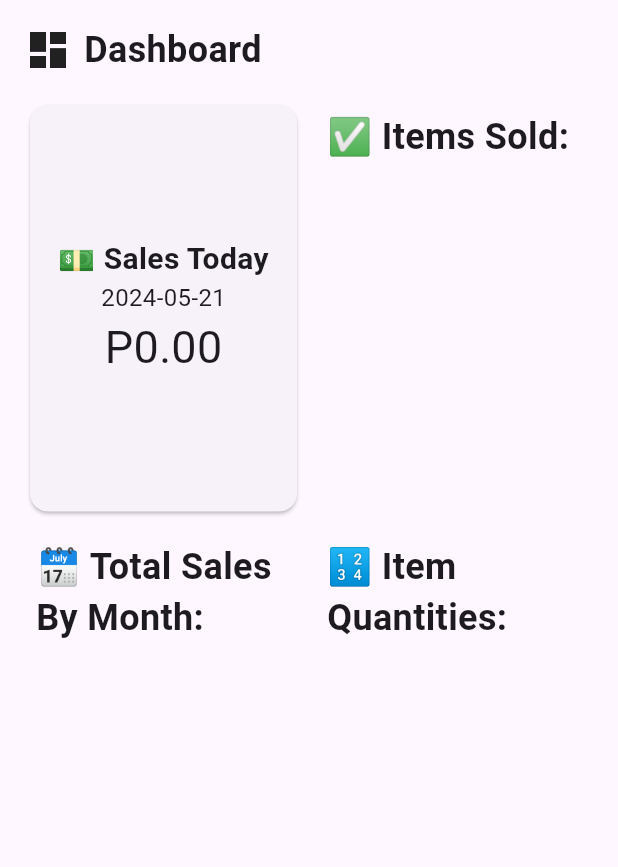
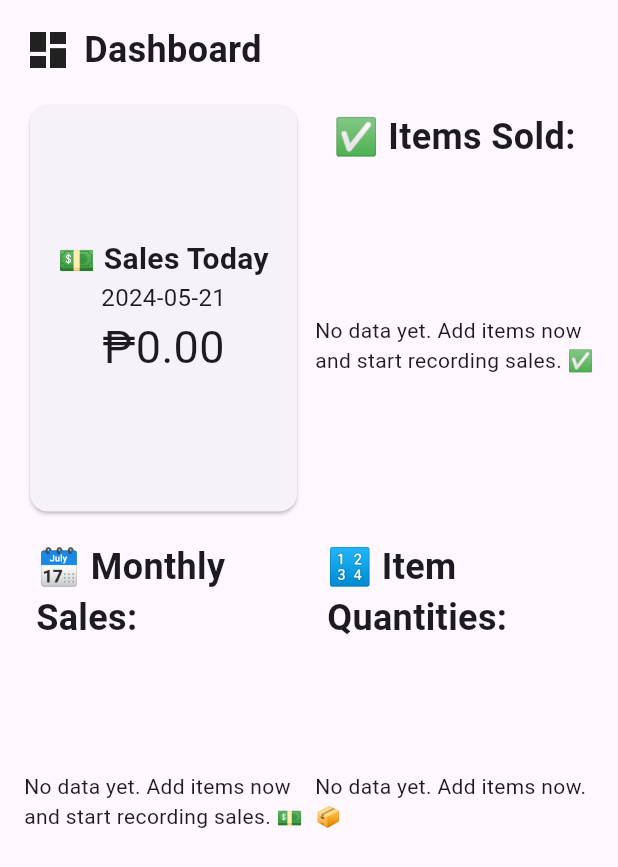
Before and after one commit to HarleyGotardo/SquareMind, a Flutter app: the DashboardPage screen opened directly with empty values, on a phone screen of 412 x 824 dp. Shown: the top 867 px of the screen. Run offline on Flutter 3.47's test engine with Material 3 defaults, Android fonts, the light colour scheme and no system bars; our stand-ins replace firebase_core, shared_preferences, sqflite; accounts and stored records are empty.

Commit message:
Finalizations.
-Dashboard: Fixed some unscrollable sections.
-Improved Greetings.
-New release.
-Inventory management: if an item is successfully added, it will automatically refresh the page.

```diff
--- a/lib/screens/dashboard.dart
+++ b/lib/screens/dashboard.dart
@@ -66,7 +66,7 @@ class _DashboardPageState extends State<DashboardPage> {
                               children: [
                                 Text('💵 Sales Today', textAlign: TextAlign.center,style: TextStyle(fontSize: 20, fontWeight: FontWeight.bold)),
                                 Text(DateFormat('yyyy-MM-dd').format(DateTime.now()), style: TextStyle(fontSize: 16)),
-                                Text('P${snapshot.data}0', style: TextStyle(fontSize: 30)),
+                                Text('₱${snapshot.data}0', style: TextStyle(fontSize: 30)),
                               ],
                             ),
                           ),
@@ -76,6 +76,16 @@ class _DashboardPageState extends State<DashboardPage> {
                   ),
                   Container(
                     height: 200,
+                    child: Column(
+                      children: [
+                        Padding(
+                          padding: const EdgeInsets.all(8.0),
+                          child: Text(
+                            '✅ Items Sold:',
+                            style: TextStyle(fontSize: 24, fontWeight: FontWeight.bold),
+                          ),
+                        ),
+                        Expanded(
                           child: FutureBuilder<List<Map<String, dynamic>>>(
                             future: saleDb.getTotalSoldItems(),
                             builder: (context, snapshot) {
@@ -85,16 +95,10 @@ class _DashboardPageState extends State<DashboardPage> {
                                 print(snapshot.error);
                                 return const Center(child: Text('Error'));
                               } else if (snapshot.hasData) {
-                          return ListView(
-                            children: [
-                              Padding(
-                                padding: const EdgeInsets.all(8.0),
-                                child: Text(
-                                  '✅ Items Sold:',
-                                  style: TextStyle(fontSize: 24, fontWeight: FontWeight.bold),
-                                ),
-                              ),
-                              ListView.builder(
+                                return snapshot.data!.isEmpty
+                                  ? Center(child: Text('No data yet. Add items now and start recording sales. ✅'))
+                                  : SingleChildScrollView(
+                                      child: ListView.builder(
                                         shrinkWrap: true,
                                         physics: NeverScrollableScrollPhysics(),
                                         itemCount: snapshot.data!.length,
@@ -107,7 +111,6 @@ class _DashboardPageState extends State<DashboardPage> {
                                           );
                                         },
                                       ),
-                            ],
                                     );
                               } else {
                                 return const Text('No data');
@@ -115,8 +118,21 @@ class _DashboardPageState extends State<DashboardPage> {
                             },
                           ),
                         ),
+                      ],
+                    ),
+                  ),
                   Container(
                     height: 200,
+                    child: Column(
+                      children: [
+                        Padding(
+                          padding: const EdgeInsets.all(8.0),
+                          child: Text(
+                            '🗓️ Monthly Sales:',
+                            style: TextStyle(fontSize: 24, fontWeight: FontWeight.bold),
+                          ),
+                        ),
+Expanded(
   child: FutureBuilder<Map<String, double>>(
     future: saleDb.getTotalSalesByMonth(),
     builder: (context, snapshot) {
@@ -125,17 +141,9 @@ class _DashboardPageState extends State<DashboardPage> {
       } else if (snapshot.hasError) {
         print(snapshot.error);
         return const Center(child: Text('Error'));
-                        } else if (snapshot.hasData) {
-                          return ListView(
-                            children: [
-                              Padding(
-                                padding: const EdgeInsets.all(8.0),
-                                child: Text(
-                                  '🗓️ Total Sales By Month:',
-                                  style: TextStyle(fontSize: 24, fontWeight: FontWeight.bold),
-                                ),
-                              ),
-                              ListView.builder(
+      } else if (snapshot.hasData && snapshot.data!.isNotEmpty) {
+        return SingleChildScrollView(
+          child: ListView.builder(
             shrinkWrap: true,
             physics: NeverScrollableScrollPhysics(),
             itemCount: snapshot.data!.entries.length,
@@ -148,16 +156,28 @@ class _DashboardPageState extends State<DashboardPage> {
               );
             },
           ),
-                            ],
         );
       } else {
-                          return const Text('No data');
+        return Center(child: Text('No data yet. Add items now and start recording sales. 💵'));
       }
     },
   ),
 ),
+                      ],
+                    ),
+                  ),
                   Container(
                     height: 200,
+                    child: Column(
+                      children: [
+                        Padding(
+                          padding: const EdgeInsets.all(8.0),
+                          child: Text(
+                            '🔢 Item Quantities:',
+                            style: TextStyle(fontSize: 24, fontWeight: FontWeight.bold),
+                          ),
+                        ),
+Expanded(
   child: FutureBuilder<List<String>>(
     future: itemNamesFuture,
     builder: (context, snapshot) {
@@ -166,17 +186,9 @@ class _DashboardPageState extends State<DashboardPage> {
       } else if (snapshot.hasError) {
         print(snapshot.error);
         return const Center(child: Text('Error'));
-                        } else if (snapshot.hasData) {
-                          return ListView(
-                            children: [
-                              Padding(
-                                padding: const EdgeInsets.all(8.0),
-                                child: Text(
-                                  '🔢 Item Quantities:',
-                                  style: TextStyle(fontSize: 24, fontWeight: FontWeight.bold),
-                                ),
-                              ),
-                              ListView.builder(
+      } else if (snapshot.hasData && snapshot.data!.isNotEmpty) {
+        return SingleChildScrollView(
+          child: ListView.builder(
             shrinkWrap: true,
             physics: NeverScrollableScrollPhysics(),
             itemCount: snapshot.data!.length,
@@ -203,12 +215,14 @@ class _DashboardPageState extends State<DashboardPage> {
               );
             },
           ),
-                            ],
         );
       } else {
-                          return const Text('No data');
+        return Center(child: Text('No data yet. Add items now. 📦'));
       }
     },
+  ),
+),
+                      ],
                     ),
                   ),
                 ],
--- a/lib/screens/main_page.dart
+++ b/lib/screens/main_page.dart
@@ -60,7 +60,7 @@ class _MainPageState extends State<MainPage> {
       child: Scaffold(
         appBar: AppBar(
           title: const Text(
-            'Quick Stock',
+            'Quick Stock⚡',
             style: TextStyle(
               fontSize: 20.0,
               fontWeight: FontWeight.normal,
@@ -84,7 +84,7 @@ class _MainPageState extends State<MainPage> {
                         color: Color.fromARGB(100, 234, 221, 255),
                       ),
                       child: Text(
-                        '🗒️${getGreeting()}, ${snapshot.data}',
+                        '🗒️${getGreeting()}, ${snapshot.data}. Is business doing great? Keep it up. ✨',
                         style: TextStyle(
                             color: Color.fromARGB(255, 0, 0, 0),
                             fontSize: 24,
--- a/lib/screens/record.dart
+++ b/lib/screens/record.dart
@@ -253,7 +253,7 @@ class _RecordSaleState extends State<RecordSale> {
                       return CircularProgressIndicator();
                     } else if (snapshot.hasError) {
                       return Text('Error: ${snapshot.error}');
-                    } else {
+                    } else if (snapshot.hasData && snapshot.data!.isNotEmpty) {
                       return ListView.builder(
                         itemCount: snapshot.data!.length,
                         itemBuilder: (context, index) {
@@ -274,6 +274,8 @@ class _RecordSaleState extends State<RecordSale> {
                           );
                         },
                       );
+                    } else {
+                      return Center(child: Text('No data yet. Start recording sales now. 🧾'));
                     }
                   },
                 ),
```
Also changed, not shown: lib/screens/add_item.dart (+21 -7 lines), lib/screens/inventory_management.dart (+16 -7 lines). Lines whose indentation alone changed are shown as unchanged.
